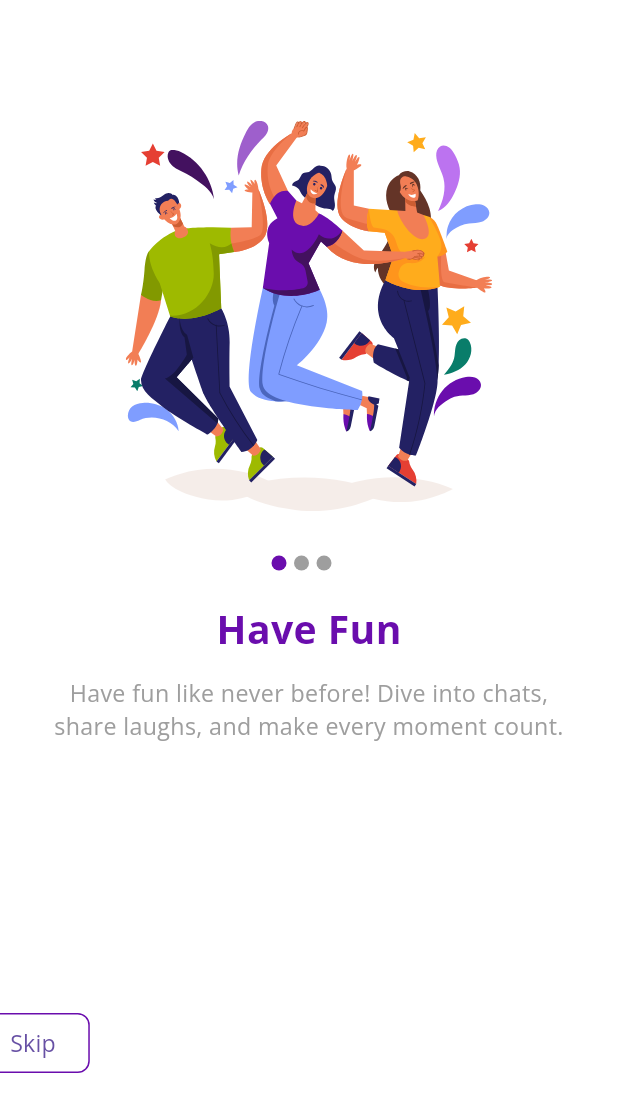
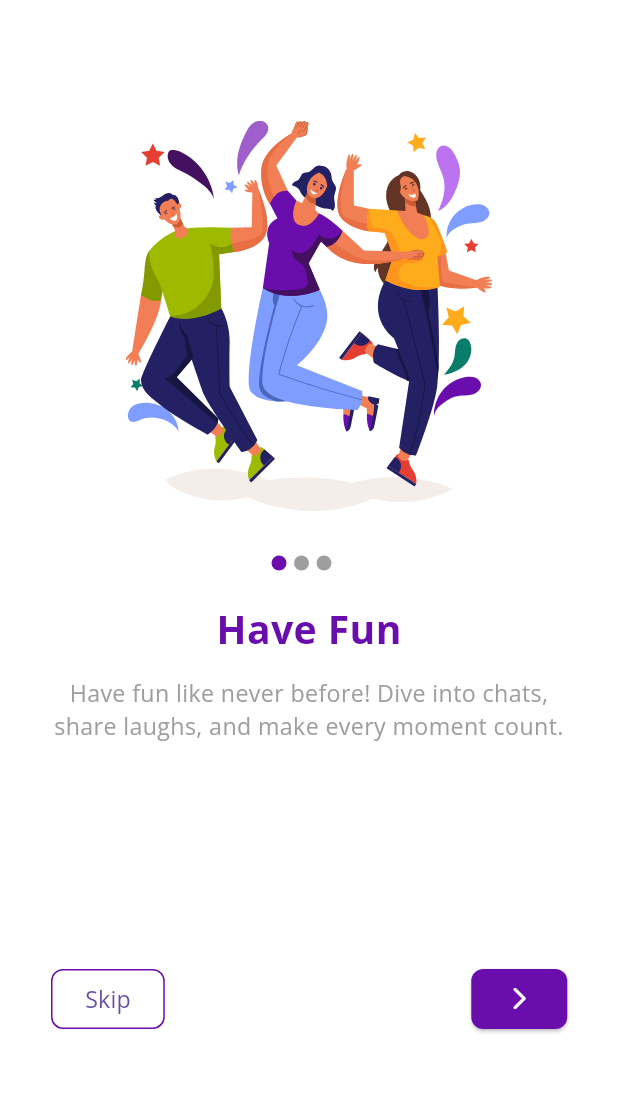
Before and after one commit to naveen-at-myairdeal/talksy, a Flutter app: the screen it shows after launch, on a phone screen of 412 x 824 dp, the part 133-1236 px from its top. Run offline on Flutter 3.47's test engine with Material 3 defaults, Android fonts, the phone set to English and light mode, and no system bars; our stand-ins replace carousel_slider, easy_localization, flutter_screenutil, flutter_svg, get_it, google_fonts and 1 more.

Commit message:
Onboarding screen with Splash screen completed

```diff
--- a/lib/domain/theme/app_theme.dart
+++ b/lib/domain/theme/app_theme.dart
@@ -215,6 +215,7 @@ class AppTheme {
     // Button theme
     elevatedButtonTheme: ElevatedButtonThemeData(
       style: ElevatedButton.styleFrom(
+        backgroundColor: primaryColor,
         shape: RoundedRectangleBorder(
           borderRadius: BorderRadius.circular(8.0),
         ),
--- a/lib/presentation/onboarding_screen/onboarding_screen.dart
+++ b/lib/presentation/onboarding_screen/onboarding_screen.dart
@@ -16,7 +16,7 @@ class OnboardingScreen extends StatefulWidget {
 
 List<String> imageAssetPaths = [Assetpaths.onBoardingScreenAssets.firsImage, Assetpaths.onBoardingScreenAssets.secondImage, Assetpaths.onBoardingScreenAssets.thirdImage];
 List<String> middleHeadStrings = [AppStrings.onboarding_screen_one_middle_head, AppStrings.onboarding_screen_two_middle_head, AppStrings.onboarding_screen_three_middle_head];
-List<String> bodytexts = [AppStrings.oneboarding_screen_one_body_label,AppStrings.oneboarding_screen_two_body_label,AppStrings.oneboarding_screen_three_body_label];
+List<String> bodytexts = [AppStrings.oneboarding_screen_one_body_label, AppStrings.oneboarding_screen_two_body_label, AppStrings.oneboarding_screen_three_body_label];
 
 class _OnboardingScreenState extends State<OnboardingScreen> {
   List<Widget> images = List.generate(imageAssetPaths.length, (int indedx) {
@@ -24,16 +24,28 @@ class _OnboardingScreenState extends State<OnboardingScreen> {
       imageAssetPaths[indedx],
     );
   });
-  ValueNotifier<PageController> pageController = ValueNotifier(PageController());
+  // ValueNotifier<÷> pageController = ValueNotifier(PageController());
   ValueNotifier<double> currentIndex = ValueNotifier(0);
+  PageController pageController = PageController();
 
   @override
   Widget build(BuildContext context) {
     return Scaffold(
-      floatingActionButton: Row(
+      floatingActionButton:SizedBox(height: 80.h,
+      child:  Column(
         children: [
-          OutlinedButton(onPressed: (){}, child: Text("Skip"))
+          Row(
+            children: [
+              const SizedBox(width: 50,),
+              OutlinedButton(onPressed: () {}, child: Text("Skip")),
+              const Spacer(),
+              ElevatedButton(onPressed: () {}, child: Icon(Icons.arrow_forward_ios_rounded,color: Colors.white,)),
+               SizedBox(width: 17.w,),
             ],
+          ),
+          SizedBox( height: 18.h,)
+        ],
+      ),
       ),
       body: SafeArea(
         child: Column(
@@ -57,14 +69,18 @@ class _OnboardingScreenState extends State<OnboardingScreen> {
                 width: 290.w,
                 height: 269.h,
                 child: PageView.builder(
-                  controller: pageController.value,
+                  controller: pageController,
                   onPageChanged: (value) {
                     currentIndex.value = value.toDouble();
                   },
                   itemCount: images.length,
                   scrollDirection: Axis.horizontal,
                   itemBuilder: (context, index) {
-                    return images[index];
+                    return ValueListenableBuilder(
+                        valueListenable: currentIndex,
+                        builder: (context, v, c) {
+                          return images[v.toInt()];
+                        });
                   },
                 )),
             SizedBox(
@@ -110,13 +126,16 @@ class _OnboardingScreenState extends State<OnboardingScreen> {
               height: 131.h,
 
               child: PageView.builder(
-                  controller: pageController.value,
+                  controller: pageController,
                   itemCount: images.length,
                   scrollDirection: Axis.horizontal,
+                  onPageChanged: (value) {
+                    currentIndex.value = value.toDouble();
+                  },
                   itemBuilder: (context, index) {
-                    return ValueListenableBuilder(
+                    return ValueListenableBuilder<double>(
                         valueListenable: currentIndex,
-                      builder: (context,v,c) {
+                        builder: (context, v, c) {
                           return Column(
                             children: [
                               SizedBox(
@@ -130,17 +149,16 @@ class _OnboardingScreenState extends State<OnboardingScreen> {
                                 height: 14.h,
                               ),
                               Padding(
-                              padding: const EdgeInsets.only(left: 15,right: 15),
+                                padding: const EdgeInsets.only(left: 15, right: 15),
                                 child: Text(
                                   bodytexts[v.toInt()],
-                                style: AppTheme.bodySmallGreyCOlor,textAlign:TextAlign.center,
+                                  style: AppTheme.bodySmallGreyCOlor,
+                                  textAlign: TextAlign.center,
                                 ),
                               ),
-
                             ],
                           );
-                      }
-                    );
+                        });
                   }),
             )
           ],
```
Lines whose indentation alone changed are shown as unchanged.
